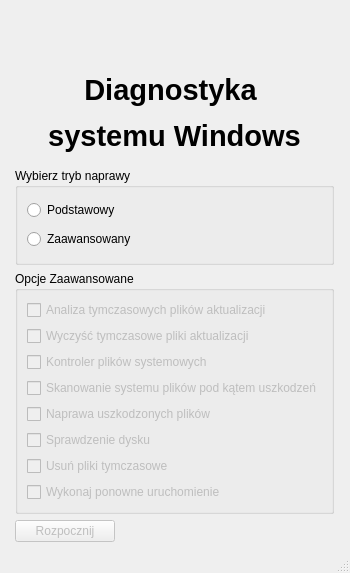
Before: the Qt Designer form Win_diagnosis_Minimal/mainwindow.ui in lukpro681/PC-Diagnostic-Center, drawn with Qt 5.
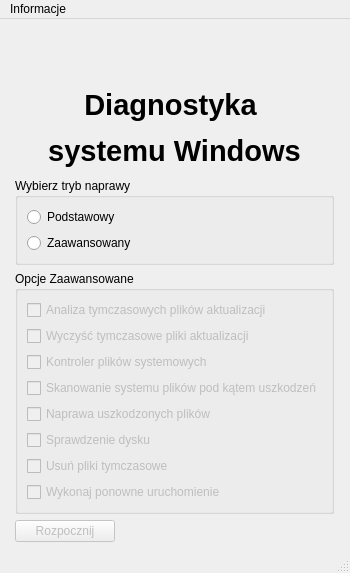
After: the same form once the commit is applied. Icons and pictures are not drawn.

Patch:
```diff
--- a/Win_diagnosis_Minimal/mainwindow.ui
+++ b/Win_diagnosis_Minimal/mainwindow.ui
@@ -165,7 +165,6 @@
       <property name="font">
        <font>
         <pointsize>22</pointsize>
-        <weight>75</weight>
         <bold>true</bold>
        </font>
       </property>
@@ -221,6 +220,23 @@
    </layout>
   </widget>
   <widget class="QStatusBar" name="statusbar"/>
+  <widget class="QMenuBar" name="menuBar">
+   <property name="geometry">
+    <rect>
+     <x>0</x>
+     <y>0</y>
+     <width>350</width>
+     <height>21</height>
+    </rect>
+   </property>
+   <widget class="QMenu" name="menuInformacje">
+    <property name="title">
+     <string>Informacje</string>
+    </property>
+    <addaction name="actionO_Aplikacji_3"/>
+   </widget>
+   <addaction name="menuInformacje"/>
+  </widget>
   <action name="actionO_Aplikacji">
    <property name="text">
     <string>O Aplikacji</string>
```
Left out of the diff: 9 changed lines with no effect on the pictures.
